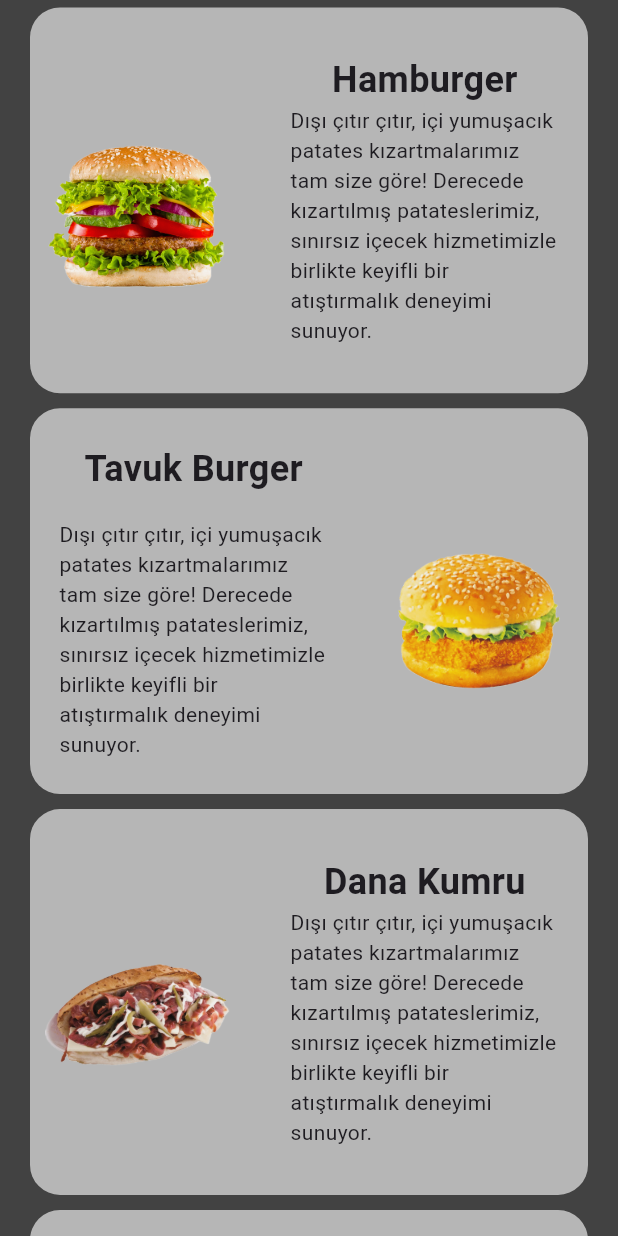
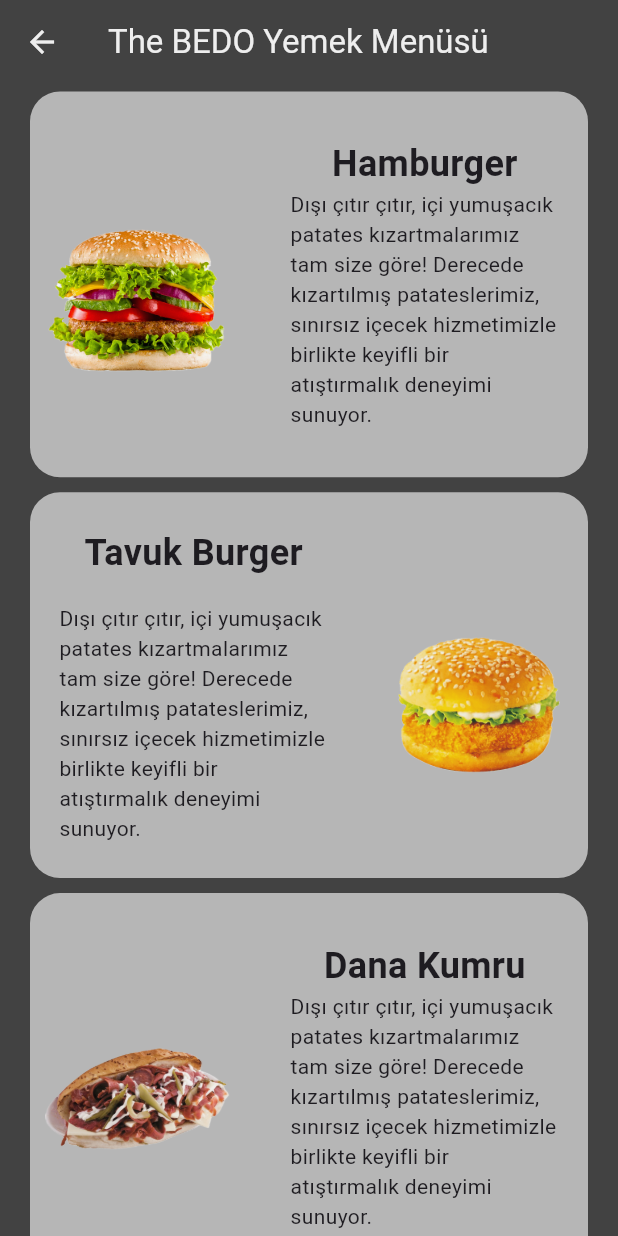
Before and after one commit to Ebuubeyd/TheBedo, a Flutter app: the FoodListPage screen opened directly, on a phone screen of 412 x 824 dp. Run offline on Flutter 3.47's test engine with Material 3 defaults, Android fonts, the phone set to English and light mode, and no system bars; our stand-ins replace flutter_svg, get.

Commit message:
minor Changes

```diff
--- a/thebedo_menu/lib/menu_drinks/drinkListPage.dart
+++ b/thebedo_menu/lib/menu_drinks/drinkListPage.dart
@@ -46,10 +46,7 @@ class DrinkListPageState extends State<DrinkListPage>
         flexibleSpace: FlexibleSpaceBar(
           background: BackdropFilter(
             filter: ImageFilter.blur(
-                sigmaX: 5, sigmaY: 5), // Hafif bulanıklık uygula
-            child: Container(
-              color: Colors.grey[600], // Arka plan rengini uygula
-            ),
+                sigmaX: 40, sigmaY: 40), // Hafif bulanıklık uygula
           ),
         ),
         leading: IconButton(
--- a/thebedo_menu/lib/menu_food/foodListPage.dart
+++ b/thebedo_menu/lib/menu_food/foodListPage.dart
@@ -1,4 +1,5 @@
 import 'dart:math';
+import 'dart:ui';
 
 import 'package:flutter/material.dart';
 import 'package:get/get.dart';
@@ -35,6 +36,29 @@ class _FoodListPageState extends State<FoodListPage>
   Widget build(BuildContext context) {
     Size size = MediaQuery.of(context).size;
     return Scaffold(
+      appBar: AppBar(
+        backgroundColor: Colors.transparent, // Arka planı şeffaf yap
+        elevation: 0, // Gölgeyi kaldır
+        title: Text(
+          'The BEDO Yemek Menüsü',
+          style: TextStyle(color: Colors.grey[200]),
+        ),
+        flexibleSpace: FlexibleSpaceBar(
+          background: BackdropFilter(
+            filter: ImageFilter.blur(
+                sigmaX: 40, sigmaY: 40), // Hafif bulanıklık uygula
+          ),
+        ),
+        leading: IconButton(
+          onPressed: () {
+            Get.back();
+          },
+          icon: Icon(
+            Icons.arrow_back,
+            color: Colors.grey[200],
+          ),
+        ),
+      ),
       backgroundColor: Colors.grey[800],
       body: SafeArea(
         child: ListView.builder(
```
